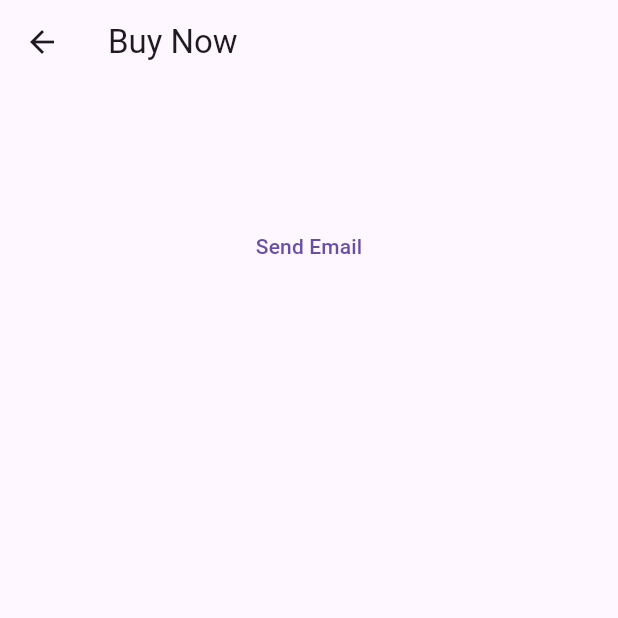
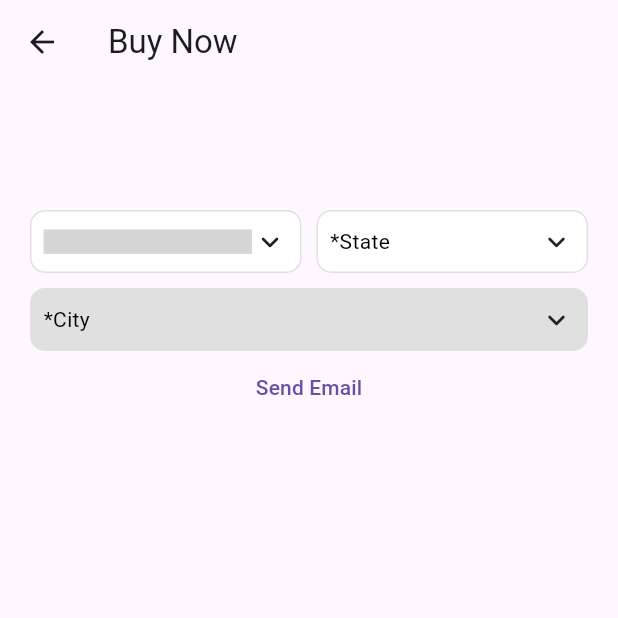
Before and after one commit to choudharyuzair2126/Shopping_App-with-Firebase, a Flutter app: the BuyNow screen opened directly, on a phone screen of 412 x 824 dp, the top half of it. Run offline on Flutter 3.47's test engine with Material 3 defaults, Android fonts, the phone set to English and light mode, and no system bars; drawn by our look-alikes of csc_picker; our stand-ins replace badges, cloud_firestore, dio, eva_icons_flutter, firebase_auth, firebase_core and 4 more; missing offline and left inert: flutter_cart; accounts and stored records are empty; generated files the repository leaves out were written again; grey boxes are pictures that could not be loaded.

Commit message:
Initial commit

```diff
--- a/lib/Screens/buynow.dart
+++ b/lib/Screens/buynow.dart
@@ -1,9 +1,10 @@
 import 'dart:convert';
 import 'package:flutter/material.dart';
 import 'package:http/http.dart' as http;
+import 'package:csc_picker/csc_picker.dart';
 
 class BuyNow extends StatefulWidget {
-  const BuyNow({Key? key}) : super(key: key);
+  const BuyNow({super.key});
 
   @override
   _BuyNowState createState() => _BuyNowState();
@@ -26,8 +27,59 @@ class _BuyNowState extends State<BuyNow> {
           height: 600,
           child: Column(
             children: [
-              // Your CSCPicker code here
-
+              CSCPicker(
+                showStates: true,
+                showCities: true,
+                flagState: CountryFlag.ENABLE,
+                dropdownDecoration: BoxDecoration(
+                  borderRadius: const BorderRadius.all(Radius.circular(10)),
+                  color: Colors.white,
+                  border: Border.all(color: Colors.grey.shade300, width: 1),
+                ),
+                disabledDropdownDecoration: BoxDecoration(
+                  borderRadius: const BorderRadius.all(Radius.circular(10)),
+                  color: Colors.grey.shade300,
+                  border: Border.all(color: Colors.grey.shade300, width: 1),
+                ),
+                countrySearchPlaceholder: "Country",
+                stateSearchPlaceholder: "State",
+                citySearchPlaceholder: "City",
+                countryDropdownLabel: "*Country",
+                stateDropdownLabel: "*State",
+                cityDropdownLabel: "*City",
+                disableCountry: true,
+                defaultCountry: CscCountry.Pakistan,
+                selectedItemStyle: const TextStyle(
+                  color: Colors.black,
+                  fontSize: 14,
+                ),
+                dropdownHeadingStyle: const TextStyle(
+                  color: Colors.black,
+                  fontSize: 17,
+                  fontWeight: FontWeight.bold,
+                ),
+                dropdownItemStyle: const TextStyle(
+                  color: Colors.black,
+                  fontSize: 14,
+                ),
+                dropdownDialogRadius: 10.0,
+                searchBarRadius: 10.0,
+                onCountryChanged: (value) {
+                  setState(() {
+                    countryValue = value;
+                  });
+                },
+                onStateChanged: (value) {
+                  setState(() {
+                    stateValue = value.toString();
+                  });
+                },
+                onCityChanged: (value) {
+                  setState(() {
+                    cityValue = value.toString();
+                  });
+                },
+              ),
               TextButton(
                 onPressed: () async {
                   String address = "$cityValue, $stateValue, $countryValue";
@@ -46,7 +98,7 @@ class _BuyNowState extends State<BuyNow> {
     try {
       final response = await http.post(
         Uri.parse(
-            'https://your-vercel-app-url.vercel.app/api/sendEmail'), // Replace with your serverless function URL
+            'https://app-q8eg2btkd-uzairs-projects-8123cd52.vercel.app/api/sendEmail'), // Replace with your serverless function URL
         headers: <String, String>{
           'Content-Type': 'application/json; charset=UTF-8',
         },
```
Also changed, not shown: 1 other file.
